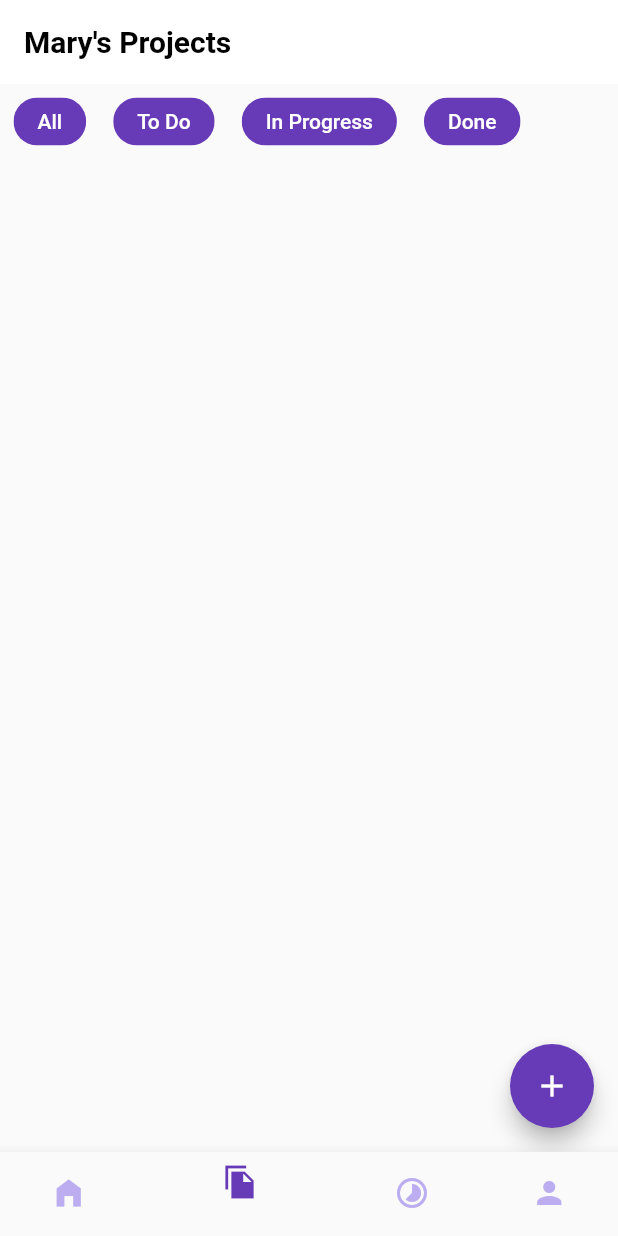
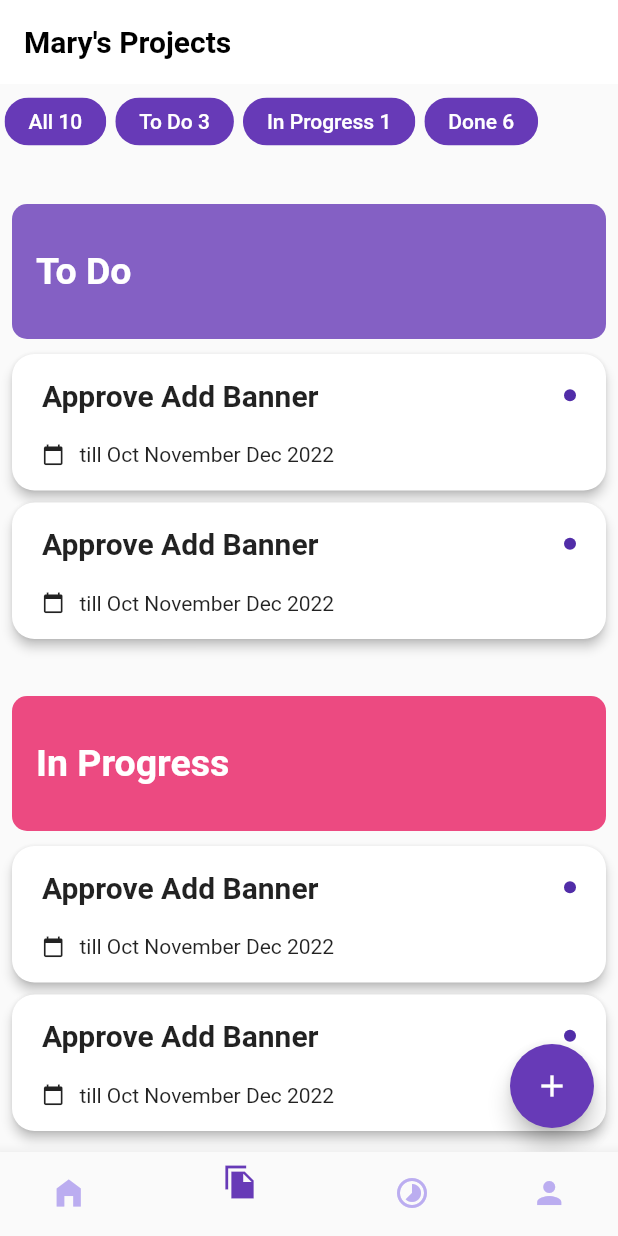
Before and after one commit to Raees453/To-Do-App-Flutter, a Flutter app: the screen it shows after launch, item 2 of the bottom bar chosen, on a phone screen of 412 x 824 dp. Run offline on Flutter 3.47's test engine with Material 2 defaults, Android fonts, the phone set to English and light mode, and no system bars.

Commit message:
Added Minor Features

```diff
--- a/lib/widgets/add_to_do_widget.dart
+++ b/lib/widgets/add_to_do_widget.dart
@@ -1,3 +1,4 @@
+import 'package:flutter/cupertino.dart';
 import 'package:flutter/material.dart';
 import 'package:flutter/services.dart';
 
--- a/lib/widgets/projects_screen_widget.dart
+++ b/lib/widgets/projects_screen_widget.dart
@@ -1,14 +1,23 @@
+import 'package:flutter/cupertino.dart';
 import 'package:flutter/material.dart';
-import 'package:to_do_app/widgets/add_to_do_widget.dart';
+import 'package:to_do_app/widgets/task_widget.dart';
 
-class ProjectScreenWidget extends StatelessWidget {
+class ProjectScreenWidget extends StatefulWidget {
   const ProjectScreenWidget({Key? key}) : super(key: key);
+
+  @override
+  State<ProjectScreenWidget> createState() => _ProjectScreenWidgetState();
+}
+
+class _ProjectScreenWidgetState extends State<ProjectScreenWidget> {
+  var date = DateTime.now();
+  bool _dateChanged = false;
 
   @override
   Widget build(BuildContext context) {
     return Scaffold(
       appBar: AppBar(
-        title: Text(
+        title: const Text(
           'Mary\'s Projects',
           style: TextStyle(
             color: Colors.black,
@@ -19,7 +28,8 @@ class ProjectScreenWidget extends StatelessWidget {
         elevation: 0,
         backgroundColor: Theme.of(context).colorScheme.onPrimary,
       ),
-      body: Column(
+      body: SingleChildScrollView(
+        child: Column(
           mainAxisAlignment: MainAxisAlignment.start,
           children: [
             SizedBox(
@@ -27,23 +37,45 @@ class ProjectScreenWidget extends StatelessWidget {
               child: ListView(
                 scrollDirection: Axis.horizontal,
                 children: [
-                getChipOf('All', () {
+                  getChipOf('All 10', () {
                     print('All Pressed');
                   }, context),
-                getChipOf('To Do', () {
+                  getChipOf('To Do 3', () {
                     print('To Do');
                   }, context),
-                getChipOf('In Progress', () {
+                  getChipOf('In Progress 1', () {
                     print('In Progress');
                   }, context),
-                getChipOf('Done', () {
+                  getChipOf('Done 6', () {
                     print('Done');
                   }, context),
                 ],
               ),
             ),
-          SizedBox(height: 30),
+            const SizedBox(height: 30),
+            _statusWidget(
+              'To Do',
+              Theme.of(context).colorScheme.primary.withOpacity(0.8),
+            ),
+            const SizedBox(height: 10),
+            _listProjects(),
+            const SizedBox(height: 30),
+            _statusWidget(
+              'In Progress',
+              // Color.fromRGBO(250, 215, 143, 1),
+              Theme.of(context).colorScheme.secondary.withOpacity(0.8),
+            ),
+            const SizedBox(height: 10),
+            _listProjects(),
+            const SizedBox(height: 30),
+            _statusWidget(
+              'Done',
+              Theme.of(context).colorScheme.tertiary.withOpacity(0.8),
+            ),
+            const SizedBox(height: 10),
+            _listProjects(),
           ],
+        ),
       ),
       floatingActionButton: FloatingActionButton(
         backgroundColor: Theme.of(context).colorScheme.primary,
@@ -60,7 +92,7 @@ class ProjectScreenWidget extends StatelessWidget {
     return GestureDetector(
       onTap: onPressed,
       child: Container(
-        padding: const EdgeInsets.symmetric(horizontal: 8.0),
+        padding: const EdgeInsets.symmetric(horizontal: 2.0),
         margin: const EdgeInsets.symmetric(horizontal: 1.0),
         child: Chip(
           backgroundColor: Theme.of(context).colorScheme.primary,
@@ -76,10 +108,108 @@ class ProjectScreenWidget extends StatelessWidget {
     );
   }
 
+  _listProjects() {
+    return ListView.builder(
+      itemCount: 2,
+      primary: false,
+      shrinkWrap: true,
+      itemBuilder: (_, index) => TaskWidget(),
+    );
+  }
+
   _onPressed(context) async {
-    await showModalBottomSheet(
+    final titleController = TextEditingController();
+    final subtitleController = TextEditingController();
+
+    await showCupertinoModalPopup(
       context: context,
-      builder: (_) => AddToDoWidget(),
+      builder: (_) => CupertinoActionSheet(
+        actions: [
+          Padding(
+            padding: const EdgeInsets.all(8.0),
+            child: CupertinoTextField(
+              placeholder: 'Title',
+              padding: const EdgeInsets.all(8.0),
+              controller: titleController,
+            ),
+          ),
+          Padding(
+            padding: const EdgeInsets.all(8.0),
+            child: CupertinoTextField(
+              placeholder: 'Subtitle',
+              padding: const EdgeInsets.all(8.0),
+              controller: subtitleController,
+            ),
+          ),
+          CupertinoActionSheetAction(
+            onPressed: () async {
+              await showCupertinoModalPopup(
+                context: context,
+                builder: (_) => SizedBox(
+                  height: 200,
+                  child: SafeArea(
+                    top: false,
+                    child: CupertinoDatePicker(
+                      backgroundColor: Theme.of(context).bottomAppBarColor,
+                      mode: CupertinoDatePickerMode.date,
+                      minimumDate: DateTime.now(),
+                      dateOrder: DatePickerDateOrder.dmy,
+                      maximumDate: DateTime(DateTime.now().year + 1),
+                      onDateTimeChanged: (_) {
+                        setState(() {
+                          date = _;
+                          _dateChanged = !_dateChanged;
+                        });
+                      },
+                    ),
+                  ),
+                ),
+              );
+
+              print('Date: ${date}');
+            },
+            child: Text(_dateChanged ? date.toString() : 'Select Date'),
+          ),
+          CupertinoActionSheetAction(
+            onPressed: () {},
+            child: const Text('Submit'),
+          ),
+        ],
+        title: const Text('Add To Do'),
+        message: const Text('Provide required details to add'),
+        cancelButton: CupertinoActionSheetAction(
+          child: const Text('Cancel'),
+          onPressed: () {
+            Navigator.of(context).pop();
+          },
+        ),
+      ),
+    );
+  }
+
+  _statusWidget(String text, Color color) {
+    return Padding(
+      padding: const EdgeInsets.symmetric(horizontal: 8.0),
+      child: Container(
+        height: 90,
+        padding: const EdgeInsets.symmetric(horizontal: 16.0),
+        decoration: BoxDecoration(
+          borderRadius: BorderRadius.circular(10),
+          color: color,
+        ),
+        child: Row(
+          children: [
+            Text(
+              text,
+              style: TextStyle(
+                color: Theme.of(context).colorScheme.onPrimary,
+                fontWeight: FontWeight.bold,
+                fontSize: 25,
+              ),
+            ),
+          ],
+        ),
+      ),
     );
   }
 }
--- /dev/null
+++ b/lib/widgets/task_widget.dart
@@ -0,0 +1,48 @@
+import 'package:flutter/material.dart';
+
+class TaskWidget extends StatelessWidget {
+  const TaskWidget({Key? key}) : super(key: key);
+
+  @override
+  Widget build(BuildContext context) {
+    return Card(
+      margin: const EdgeInsets.only(bottom: 8.0, left: 8.0, right: 8.0),
+      elevation: 3,
+      shape: RoundedRectangleBorder(borderRadius: BorderRadius.circular(15.0)),
+      child: Padding(
+        padding: const EdgeInsets.symmetric(horizontal: 20.0, vertical: 16),
+        child: Column(
+          children: [
+            Row(
+              children: const [
+                Expanded(
+                  child: Text(
+                    'Approve Add Banner',
+                    style: TextStyle(
+                      fontSize: 20,
+                      fontWeight: FontWeight.bold,
+                    ),
+                  ),
+                ),
+                CircleAvatar(
+                  radius: 4,
+                ),
+              ],
+            ),
+            const SizedBox(height: 20),
+            Row(
+              children: const [
+                Icon(
+                  Icons.calendar_today,
+                  size: 15,
+                ),
+                SizedBox(width: 10),
+                Text('till Oct November Dec 2022'),
+              ],
+            )
+          ],
+        ),
+      ),
+    );
+  }
+}
```
Lines whose indentation alone changed are shown as unchanged.
